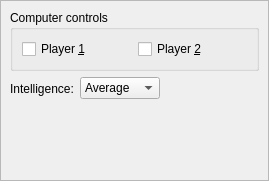
This is ai.ui in KDE/ksnakeduel as Qt 5 draws it before an edit. The edited form follows.
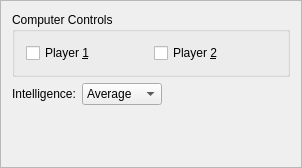
This is the edited form.

```diff
--- a/ai.ui
+++ b/ai.ui
@@ -8,8 +8,8 @@
    <rect>
     <x>0</x>
     <y>0</y>
-    <width>269</width>
-    <height>181</height>
+        <width>302</width>
+        <height>168</height>
    </rect>
   </property>
   <layout class="QVBoxLayout" >
@@ -27,38 +27,58 @@
      <property name="frameShadow" >
       <enum>QFrame::Raised</enum>
      </property>
+          <property name="lineWidth" >
+            <number>0</number>
+          </property>
      <layout class="QGridLayout" >
-      <property name="margin" >
-       <number>9</number>
-      </property>
-      <property name="spacing" >
-       <number>6</number>
-      </property>
+            <item rowspan="1" row="0" column="0" colspan="3" >
+              <widget class="QGroupBox" name="groupBox3" >
+                <property name="title" >
+                  <string>Computer Controls</string>
+                </property>
+                <layout class="QHBoxLayout" >
+                  <item>
+                    <widget class="QCheckBox" name="kcfg_Computerplayer1" >
+                      <property name="text" >
+                        <string>Player &amp;1</string>
+                      </property>
+                    </widget>
+                  </item>
+                  <item>
+                    <widget class="QCheckBox" name="kcfg_Computerplayer2" >
+                      <property name="text" >
+                        <string>Player &amp;2</string>
+                      </property>
+                    </widget>
+                  </item>
+                </layout>
+              </widget>
+            </item>
       <item row="1" column="2" >
-       <spacer>
+              <spacer name="spacer2_2" >
+                <property name="sizeHint" >
+                  <size>
+                    <width>101</width>
+                    <height>20</height>
+                  </size>
+                </property>
+                <property name="sizeType" >
+                  <enum>QSizePolicy::Expanding</enum>
+                </property>
         <property name="orientation" >
          <enum>Qt::Horizontal</enum>
         </property>
-        <property name="sizeHint" >
-         <size>
-          <width>89</width>
-          <height>23</height>
-         </size>
-        </property>
-       </spacer>
-      </item>
-      <item row="2" column="1" >
-       <spacer>
-        <property name="orientation" >
-         <enum>Qt::Vertical</enum>
-        </property>
-        <property name="sizeHint" >
-         <size>
-          <width>77</width>
-          <height>63</height>
-         </size>
-        </property>
-       </spacer>
+              </spacer>
+            </item>
+            <item row="1" column="0" >
+              <widget class="QLabel" name="textLabel15" >
+                <property name="text" >
+                  <string>Intelligence:</string>
+                </property>
+                <property name="wordWrap" >
+                  <bool>false</bool>
+                </property>
+              </widget>
       </item>
       <item row="1" column="1" >
        <widget class="QComboBox" name="kcfg_Skill" >
@@ -82,48 +102,27 @@
         </item>
        </widget>
       </item>
-      <item row="1" column="0" >
-       <widget class="QLabel" name="label" >
-        <property name="text" >
-         <string>Intelligence:</string>
-        </property>
-       </widget>
-      </item>
-      <item row="0" column="0" colspan="3" >
-       <widget class="QGroupBox" name="groupBox" >
-        <property name="title" >
-         <string>Computer controls</string>
-        </property>
-        <layout class="QHBoxLayout" >
-         <property name="margin" >
-          <number>9</number>
-         </property>
-         <property name="spacing" >
-          <number>6</number>
-         </property>
-         <item>
-          <widget class="QCheckBox" name="kcfg_Computerplayer1" >
-           <property name="text" >
-            <string>Player &amp;1</string>
-           </property>
-          </widget>
-         </item>
-         <item>
-          <widget class="QCheckBox" name="kcfg_Computerplayer2" >
-           <property name="text" >
-            <string>Player &amp;2</string>
-           </property>
-          </widget>
-         </item>
+            <item row="2" column="1" >
+              <spacer name="spacer2" >
+                <property name="sizeHint" >
+                  <size>
+                    <width>20</width>
+                    <height>60</height>
+                  </size>
+                </property>
+                <property name="sizeType" >
+                  <enum>QSizePolicy::Expanding</enum>
+                </property>
+                <property name="orientation" >
+                  <enum>Qt::Vertical</enum>
+                </property>
+              </spacer>
+            </item>
         </layout>
        </widget>
       </item>
      </layout>
     </widget>
-   </item>
-  </layout>
- </widget>
- <pixmapfunction></pixmapfunction>
- <resources/>
- <connections/>
+  <layoutdefault spacing="6" margin="11" />
+  <pixmapfunction>qPixmapFromMimeSource</pixmapfunction>
 </ui>
```
Left out of the diff: 2 changed lines with no effect on the pictures. Lines whose indentation alone changed are shown as unchanged.
